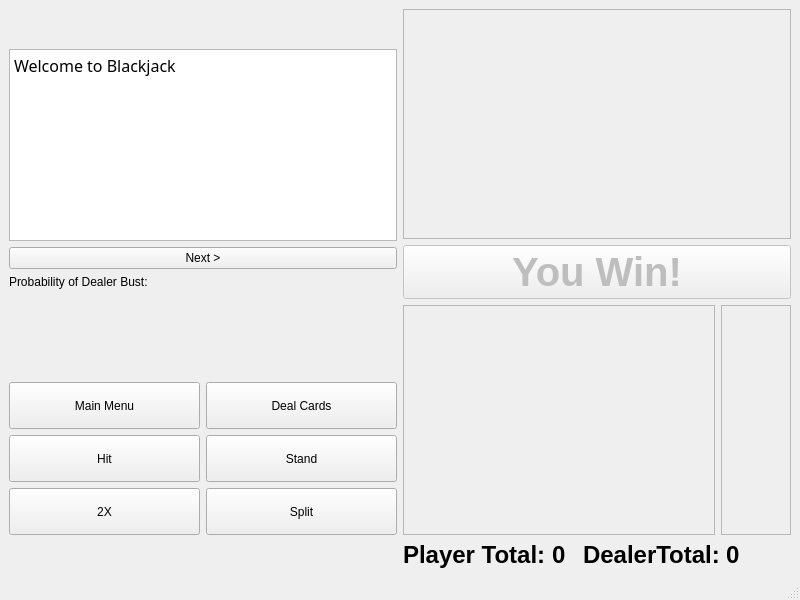
Qt form blackJackTeacher/PlayingWindow.ui (UofU-CS3505/cs3505-assignment9-BradleyBartelt) before a commit.
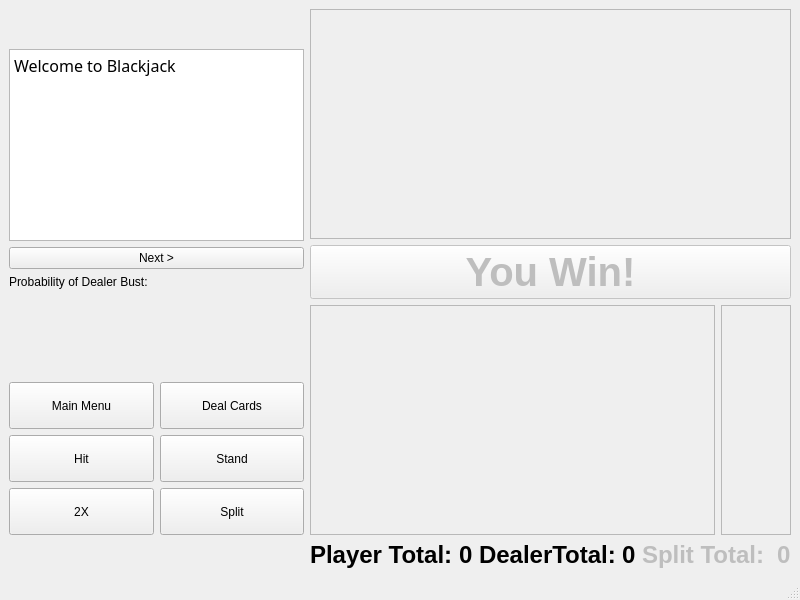
The same form after that commit.

Commit message: Refactored code, added documentation, and a split hand count tracker

Patch:
```diff
--- a/blackJackTeacher/PlayingWindow.ui
+++ b/blackJackTeacher/PlayingWindow.ui
@@ -166,8 +166,34 @@
      </layout>
     </item>
     <item row="2" column="1">
-     <layout class="QGridLayout" name="totalDisplayLayout" columnstretch="0,1,0,1,0">
-      <item row="0" column="1">
+     <layout class="QGridLayout" name="totalDisplayLayout" columnstretch="0,0,0,0,0,0,0,0">
+      <item row="1" column="3">
+       <widget class="QLabel" name="dealerLabel">
+        <property name="font">
+         <font>
+          <pointsize>18</pointsize>
+          <bold>true</bold>
+         </font>
+        </property>
+        <property name="text">
+         <string>DealerTotal:</string>
+        </property>
+       </widget>
+      </item>
+      <item row="1" column="0">
+       <widget class="QLabel" name="playerLabel">
+        <property name="font">
+         <font>
+          <pointsize>18</pointsize>
+          <bold>true</bold>
+         </font>
+        </property>
+        <property name="text">
+         <string>Player Total:</string>
+        </property>
+       </widget>
+      </item>
+      <item row="1" column="2">
        <widget class="QLabel" name="playerTotal">
         <property name="sizePolicy">
          <sizepolicy hsizetype="Preferred" vsizetype="Preferred">
@@ -186,8 +212,11 @@
         </property>
        </widget>
       </item>
-      <item row="0" column="0">
-       <widget class="QLabel" name="playerLabel">
+      <item row="1" column="6">
+       <widget class="QLabel" name="splitLabel">
+        <property name="enabled">
+         <bool>false</bool>
+        </property>
         <property name="font">
          <font>
           <pointsize>18</pointsize>
@@ -195,11 +224,11 @@
          </font>
         </property>
         <property name="text">
-         <string>Player Total:</string>
+         <string>Split Total: </string>
         </property>
        </widget>
       </item>
-      <item row="0" column="3">
+      <item row="1" column="5">
        <widget class="QLabel" name="dealerTotal">
         <property name="font">
          <font>
@@ -212,8 +241,11 @@
         </property>
        </widget>
       </item>
-      <item row="0" column="2">
-       <widget class="QLabel" name="dealerLabel">
+      <item row="1" column="7">
+       <widget class="QLabel" name="splitTotal">
+        <property name="enabled">
+         <bool>false</bool>
+        </property>
         <property name="font">
          <font>
           <pointsize>18</pointsize>
@@ -221,23 +253,10 @@
          </font>
         </property>
         <property name="text">
-         <string>DealerTotal:</string>
+         <string>0</string>
         </property>
        </widget>
       </item>
-      <item row="0" column="4">
-       <spacer name="horizontalSpacer">
-        <property name="orientation">
-         <enum>Qt::Horizontal</enum>
-        </property>
-        <property name="sizeHint" stdset="0">
-         <size>
-          <width>40</width>
-          <height>20</height>
-         </size>
-        </property>
-       </spacer>
-      </item>
      </layout>
     </item>
     <item row="1" column="0">
```
The commit also changes 8 other files.
